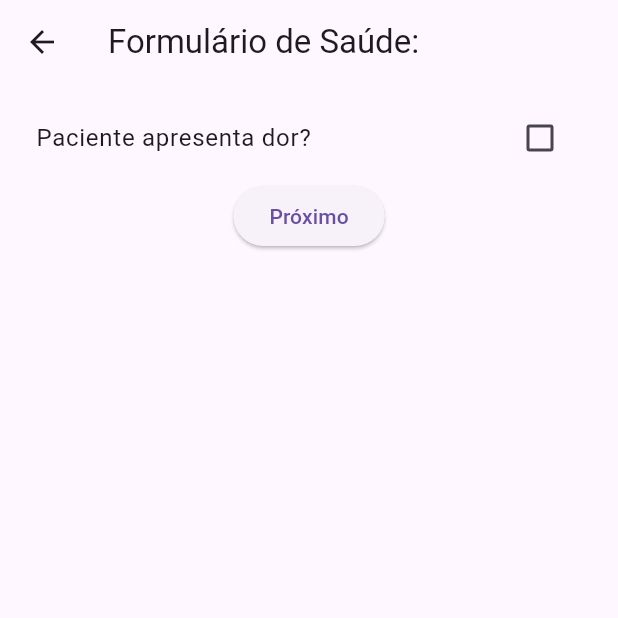
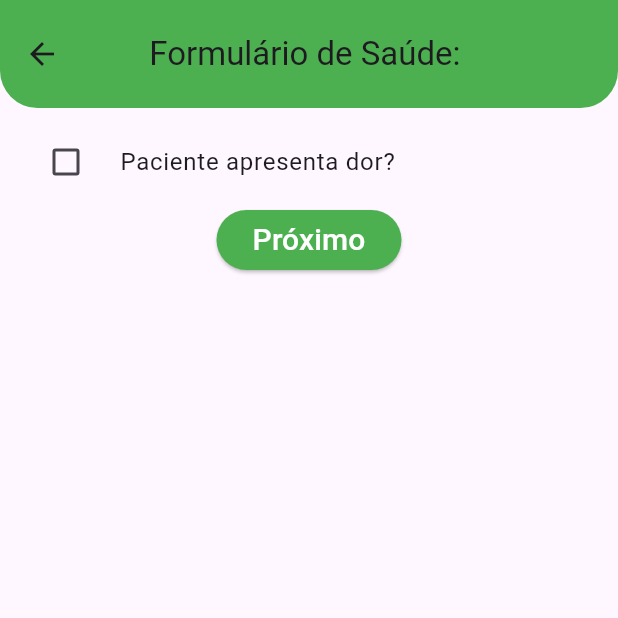
Before and after one commit to gihr0cha/app_fisio_tcc_fisioconecta, a Flutter app: the FieldsInicial screen opened directly with empty values, on a phone screen of 412 x 824 dp, the top half of it. Run offline on Flutter 3.47's test engine with Material 3 defaults, Android fonts, the phone set to English and light mode, and no system bars; our stand-ins replace firebase_auth, firebase_core, firebase_database, go_router, pdf, printing; accounts and stored records are empty.

Commit message:
refactor: Update app bar styling in fieldsExercicios.dart, fieldsFinal.dart, and fieldsInicial.dart

```diff
--- a/lib/widgets/fieldsInicial.dart
+++ b/lib/widgets/fieldsInicial.dart
@@ -103,7 +103,17 @@ class _FieldsInicialState extends State<FieldsInicial> {
   Widget build(BuildContext context) {
     return Scaffold(
       appBar: AppBar(
+        backgroundColor: Colors.green,
+        centerTitle: true,
+        elevation: 0,
+        toolbarHeight: 72,
+        shape: const RoundedRectangleBorder(
+          borderRadius: BorderRadius.vertical(
+            bottom: Radius.circular(25),
+          ),
+        ),
         title: Text(
+
             'Formulário de Saúde: ${widget.paciente['nome']}'), // Título da barra de aplicativos com o nome do paciente
       ),
       body: Form(
@@ -129,6 +139,9 @@ class _FieldsInicialState extends State<FieldsInicial> {
         child: Column(
           children: [
             CheckboxListTile(
+              activeColor: Colors.green,
+              checkColor: Colors.white,
+              controlAffinity: ListTileControlAffinity.leading,
               title: const Text('Paciente apresenta dor?'),
               value: healthParametersinicial['dor'],
               onChanged: (bool? value) {
@@ -138,11 +151,15 @@ class _FieldsInicialState extends State<FieldsInicial> {
               },
             ),
             ElevatedButton(
+              style: ElevatedButton.styleFrom(
+                backgroundColor: Colors.green,
+              ),
               onPressed: () => _controller.nextPage(
+
                 duration: const Duration(milliseconds: 300),
                 curve: Curves.easeIn,
               ),
-              child: const Text('Próximo'),
+              child: const Text('Próximo', style: TextStyle(fontSize: 20, color: Colors.white)),
             ),
           ],
         ),
@@ -152,6 +169,7 @@ class _FieldsInicialState extends State<FieldsInicial> {
       return Padding(
         padding: const EdgeInsets.all(8.0),
         child: AlertDialog(
+          backgroundColor: Colors.green,
           content: TextFormField(
             decoration:
                 InputDecoration(labelText: _fieldsinicial[index]['label']),
@@ -191,11 +209,14 @@ class _FieldsInicialState extends State<FieldsInicial> {
             // Adiciona um botão 'Próximo' se não for a última página e um botão 'Enviar' se for a última página
             if (index < _fieldsinicial.length - 1)
               ElevatedButton(
+                style: ElevatedButton.styleFrom(
+                  backgroundColor: Colors.green,
+                ),
                 onPressed: () => _controller.nextPage(
                   duration: const Duration(milliseconds: 300),
                   curve: Curves.easeIn,
                 ),
-                child: const Text('Próximo'),
+                child: const Text('Próximo', style: TextStyle(fontSize: 20, color: Colors.blueAccent)),
               ),
             if (index == _fieldsinicial.length - 1)
               ElevatedButton(
```
Also changed, not shown: lib/widgets/fieldsExercicios.dart (+13 -0 lines), lib/widgets/fieldsFinal.dart (+10 -2 lines).
